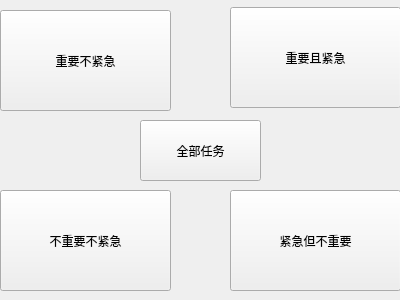
Arthur381/QTproject, file realProgect/dailymsy.ui: the form before one commit.
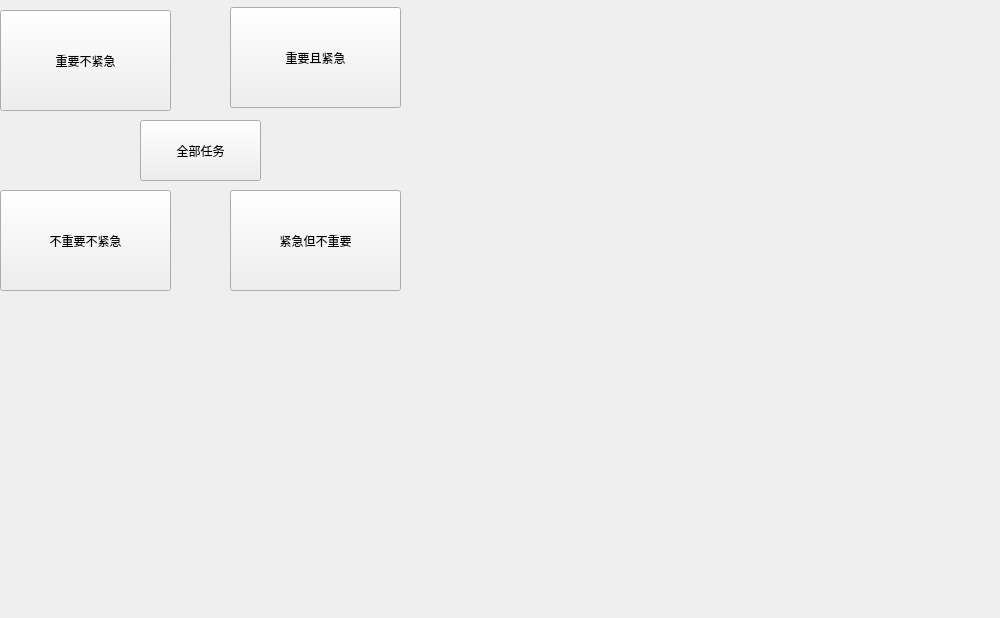
The form after the commit.

What changed in the file:
```diff
--- a/realProgect/dailymsy.ui
+++ b/realProgect/dailymsy.ui
@@ -6,10 +6,22 @@
    <rect>
     <x>0</x>
     <y>0</y>
-    <width>400</width>
-    <height>300</height>
+    <width>1000</width>
+    <height>618</height>
    </rect>
   </property>
+  <property name="minimumSize">
+   <size>
+    <width>1000</width>
+    <height>618</height>
+   </size>
+  </property>
+  <property name="maximumSize">
+   <size>
+    <width>1000</width>
+    <height>618</height>
+   </size>
+  </property>
   <property name="windowTitle">
    <string>日程任务管理</string>
   </property>
```
